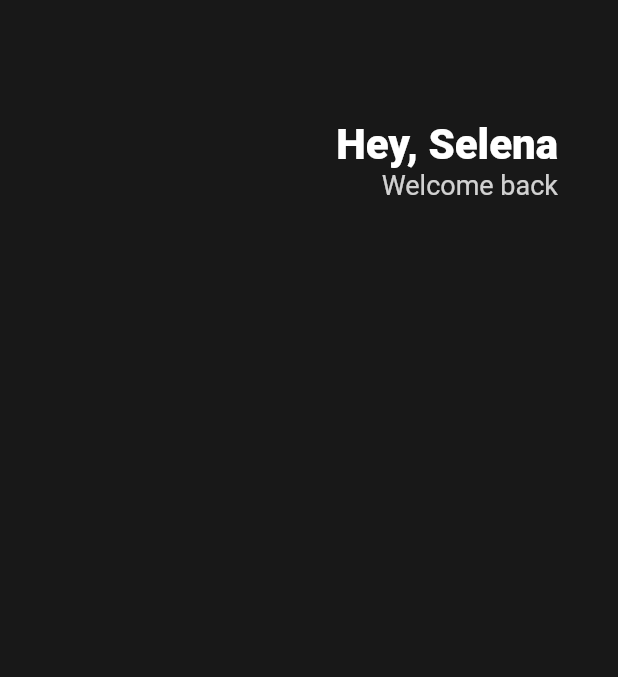
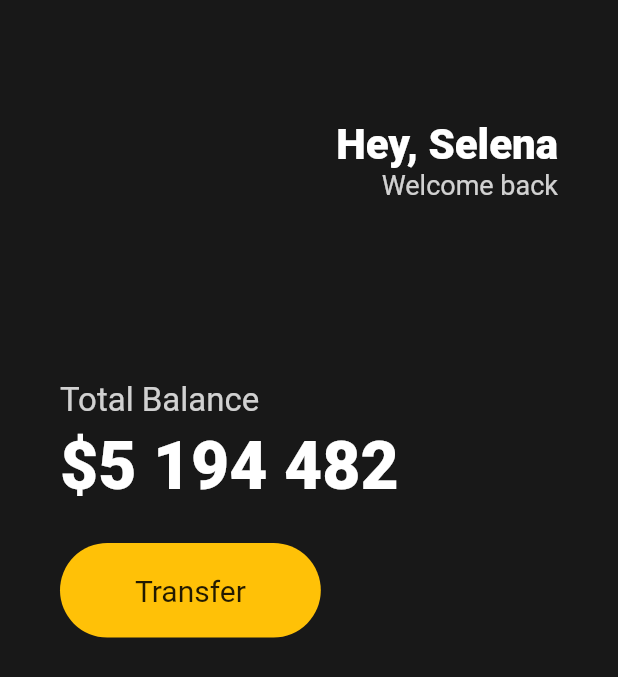
Before and after one commit to LastBeat/nomadflutter, a Flutter app: the screen it shows after launch, on a phone screen of 412 x 824 dp. Shown: the top 677 px of the screen. Run offline on Flutter 3.47's test engine with Material 2 defaults, Android fonts, the phone set to English and light mode, and no system bars.

Commit message:
Update main.dart
Add Code #3.2 Buttons Section

```diff
--- a/toonflix/lib/main.dart
+++ b/toonflix/lib/main.dart
@@ -11,8 +11,12 @@ class App extends StatelessWidget {
       home: Scaffold(
         backgroundColor: Color(0xFF181818),
         body: Padding(
-          padding: EdgeInsets.symmetric(horizontal: 40),
-          child: Column(children: [
+          padding: EdgeInsets.symmetric(
+            horizontal: 40
+            ),
+          child: Column(
+            crossAxisAlignment: CrossAxisAlignment.start,
+            children: [
             SizedBox(
               height: 80,
             ),
@@ -39,6 +43,48 @@ class App extends StatelessWidget {
             ),
           ],
           ),
+          SizedBox(
+            height:120,
+            ),
+            Text(
+              'Total Balance',
+              style: TextStyle(
+                fontSize: 22,
+                color: Colors.white.withOpacity(0.8),
+                ),
+            ),
+            SizedBox(
+              height: 5,
+            ),
+            Text(
+              '\$5 194 482',
+              style: TextStyle(
+                fontSize: 44,
+                fontWeight: FontWeight.w800,
+                color: Colors.white,
+                ),
+            ),
+            SizedBox(
+              height: 25,
+            ),
+            Row(children: [
+              Container(
+                decoration: BoxDecoration(
+                  color: Colors.amber,
+                  borderRadius: BorderRadius.circular(45),
+                ),
+                child: Padding(
+                  padding: EdgeInsets.symmetric(
+                    vertical: 20, horizontal: 50,
+                  ),
+                child: Text('Transfer',
+                style: TextStyle(
+                  fontSize: 20,
+                ),),
+                ),
+              ),
+            ],
+            ),
         ],
         ),
         ),
```
